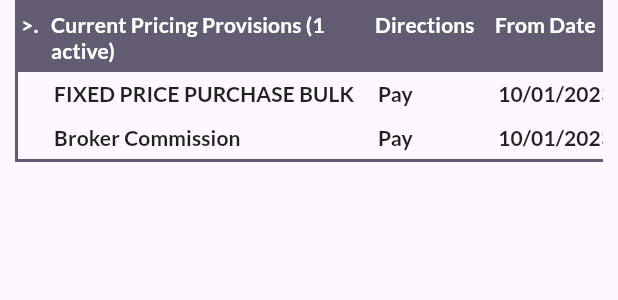
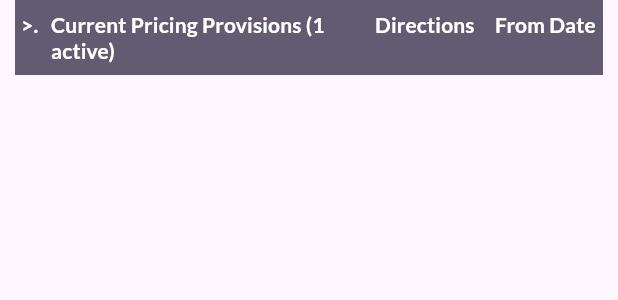
Before and after one commit to shreshthneema/bio-urja-webportal, a Flutter app: the CurrentPricingTable widget shown alone on an empty page, opened directly with empty values, on a phone screen of 412 x 824 dp. Shown: the top 300 px of the screen. Run offline on Flutter 3.47's test engine with Material 3 defaults, Android fonts, the phone set to English and light mode, and no system bars; our stand-ins replace dropdown_search, google_fonts; missing offline and left inert: json_theme.

Commit message:
created provision-info widget

```diff
--- a/lib/features/widgets/current_pricing_table.dart
+++ b/lib/features/widgets/current_pricing_table.dart
@@ -29,8 +29,10 @@ class CurrentPricingModel {
 
 class CurrentPricingTable extends StatefulWidget {
   final double defaultWidth;
+  final List<CurrentPricingModel> data;
 
-  const CurrentPricingTable({super.key, required this.defaultWidth});
+  const CurrentPricingTable(
+      {super.key, required this.defaultWidth, required this.data});
 
   @override
   State<CurrentPricingTable> createState() => _CurrentPricingTableState();
@@ -78,34 +80,23 @@ class _CurrentPricingTableState extends State<CurrentPricingTable> {
           'UOM',
           'Status',
         ],
-        dataList: [
-          [
-            CellData(string: ''),
-            CellData(string: 'FIXED PRICE PURCHASE BULK'),
-            CellData(string: 'Pay'),
-            CellData(string: '10/01/2023'),
-            CellData(string: '10/31/2023'),
-            CellData(string: 'Actual and Estimate'),
-            CellData(string: 'CBOB'),
-            CellData(string: 'USD'),
-            CellData(string: 'Primary	'),
-            CellData(string: 'gal'),
-            CellData(string: 'Active'),
-          ],
-          [
-            CellData(string: ''),
-            CellData(string: 'Broker Commission'),
-            CellData(string: 'Pay'),
-            CellData(string: '10/01/2023'),
-            CellData(string: '10/31/2023'),
-            CellData(string: 'Actual and Estimate'),
-            CellData(string: 'CBOB'),
-            CellData(string: 'USD'),
-            CellData(string: 'Secondary'),
-            CellData(string: 'gal'),
-            CellData(string: 'Inactive'),
-          ]
-        ],
+        dataList: widget.data
+            .map(
+              (e) => [
+                CellData(string: ''),
+                CellData(string: e.provision),
+                CellData(string: e.directions),
+                CellData(string: e.fromDate),
+                CellData(string: e.toDate),
+                CellData(string: e.provisionUsage),
+                CellData(string: e.product),
+                CellData(string: e.currency),
+                CellData(string: e.type),
+                CellData(string: e.uom),
+                CellData(string: e.status),
+              ],
+            )
+            .toList(),
       ),
     );
     //   return ;
--- a/lib/features/widgets/index.dart
+++ b/lib/features/widgets/index.dart
@@ -9,3 +9,4 @@ export 'field_set.dart';
 export 'custom_table.dart';
 export 'deal_details.dart';
 export 'current_pricing_table.dart';
+export 'provision_info.dart';
```
Also changed, not shown: lib/features/buy_sell_portal/view/main.dart (+37 -159 lines), lib/features/widgets/provision_info.dart (added, +183 -0 lines).
